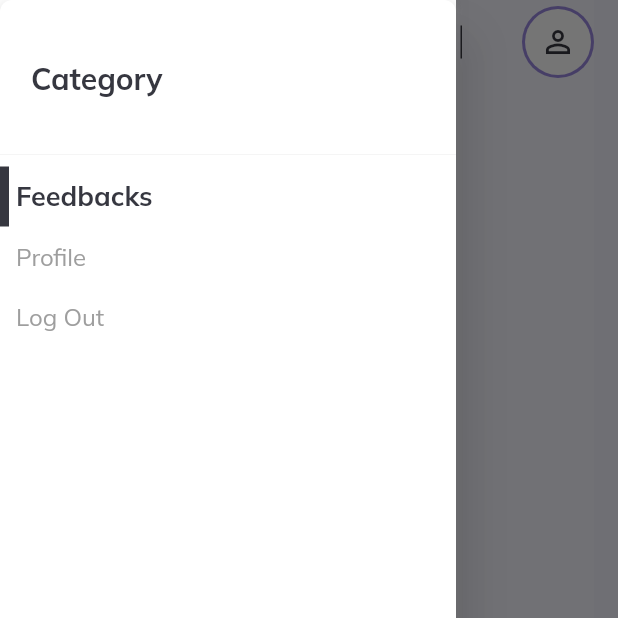
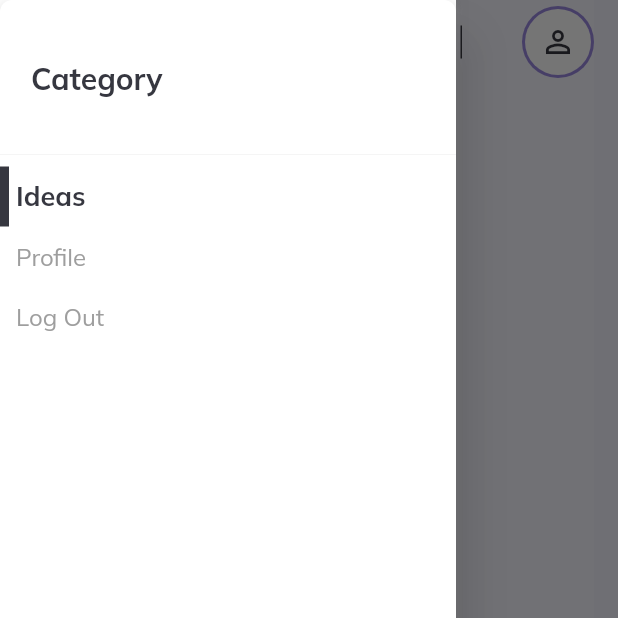
Before and after one commit to chiennv23/comp1640_web, a Flutter app: the SiteLayout screen opened by its route, after a tap on the "menu" icon, on a phone screen of 412 x 824 dp, the top half of it. Run offline on Flutter 3.47's test engine with Material 2 defaults, Android fonts, the phone set to English and light mode, and no system bars; our stand-ins replace charts_flutter, data_table_2, get, google_fonts, shared_preferences, url_strategy; accounts and stored records are empty; network calls fail.

Commit message:
fix timestamp int

```diff
--- a/lib/constant/route/routes.dart
+++ b/lib/constant/route/routes.dart
@@ -10,7 +10,7 @@ const loginPageRoute = '/login';
 const logOutDisplayName = 'Log Out';
 
 // Student
-const homeDisplayName = 'Feedbacks';
+const homeDisplayName = 'Ideas';
 const homePageRoute = '/home';
 
 const profileDisplayName = 'Profile';
--- a/lib/main.dart
+++ b/lib/main.dart
@@ -63,7 +63,7 @@ class _MyAppState extends State<MyApp> {
         GetPage(name: loginPageRoute, page: () => const Login()),
       ],
       debugShowCheckedModeBanner: false,
-      title: 'Feedback System',
+      title: 'Idea System',
       theme: ThemeData(
         scaffoldBackgroundColor: lightColor,
         focusColor: primaryColor2.withOpacity(.4),
--- a/lib/modules/login/controller/login_controller.dart
+++ b/lib/modules/login/controller/login_controller.dart
@@ -50,7 +50,7 @@ class LoginController {
         rootRoute,
       );
       snackBarMessage(
-          title: 'Welcome to Feedback System, $userName',
+          title: 'Welcome to Idea System, $userName',
           backGroundColor: Colors.green);
     } else {
       snackBarMessageError(response.message);
--- a/lib/modules/login/views/login.dart
+++ b/lib/modules/login/views/login.dart
@@ -61,7 +61,7 @@ class _LoginState extends State<Login>
                   mainAxisAlignment: MainAxisAlignment.center,
                   children: [
                     Expanded(
-                      child: Text("Feedback System",
+                      child: Text("Idea System",
                           overflow: TextOverflow.fade,
                           textAlign: TextAlign.center,
                           style: GoogleFonts.roboto(
--- a/lib/modules/posts/controlls/post_controller.dart
+++ b/lib/modules/posts/controlls/post_controller.dart
@@ -21,17 +21,17 @@ class PostController extends GetxController {
   Future callListIntoDA() async {
     try {
       isLoading(true);
-      // var firstSlug =
-      //     SharedPreferencesHelper.instance.getString(key: 'firstSlug');
-      // final data = await PostData.getAllPostByThread(
-      //     threadController.slugSelected.value != ''
-      //         ? threadController.slugSelected.value
-      //         : firstSlug);
-      // if (data.code == 200) {
-      //   _postList.assignAll(data?.data);
-      // } else {
-      //   snackBarMessageError(data.message);
-      // }
+      var firstSlug =
+          SharedPreferencesHelper.instance.getString(key: 'firstSlug');
+      final data = await PostData.getAllPostByThread(
+          threadController.slugSelected.value != ''
+              ? threadController.slugSelected.value
+              : firstSlug);
+      if (data.code == 200) {
+        _postList.assignAll(data?.data);
+      } else {
+        snackBarMessageError(data.message);
+      }
     } finally {
       isLoading(false);
     }
--- a/lib/modules/posts/models/post_item.dart
+++ b/lib/modules/posts/models/post_item.dart
@@ -11,8 +11,8 @@ class PostItem {
   List<String> upvotes;
   List<String> downvotes;
   List<Comment> comments;
-  String createdAt;
-  String updatedAt;
+  int createdAt;
+  int updatedAt;
   bool oneClickAction;
   bool checkComment;
 
--- a/lib/modules/threads/controller/thread_controller.dart
+++ b/lib/modules/threads/controller/thread_controller.dart
@@ -105,7 +105,7 @@ class ThreadController extends GetxController {
         Get.back();
         update();
       } else {
-        snackBarMessageError('');
+        snackBarMessageError(data.message);
       }
     } catch (e) {
       print('create thread error $e');
--- a/lib/modules/threads/model/thread_item.dart
+++ b/lib/modules/threads/model/thread_item.dart
@@ -94,7 +94,7 @@ class Posts {
   String sId;
   String title;
   String content;
-  String author;
+  Creator author;
   String slug;
   List<String> upvotes;
   List<String> downvotes;
@@ -112,7 +112,7 @@ class Posts {
     sId = json['_id'];
     title = json['title'];
     content = json['content'];
-    author = json['author'];
+    author = json['author'] != null ?  Creator.fromJson(json['author']) : null;
     slug = json['slug'];
     upvotes = json['upvotes'].cast<String>();
     downvotes = json['downvotes'].cast<String>();
--- a/lib/modules/threads/view/thread_view.dart
+++ b/lib/modules/threads/view/thread_view.dart
@@ -71,7 +71,7 @@ Widget ThreadView(ThreadItem item) => Container(
               size: 16,
               weight: FontWeight.bold,
             ),
-            trailing: Text(item.createdAt.toString()),
+            trailing: Text(DatetimeConvert.dMy_hm(item.createdAt)),
           ),
           ListTile(
             title: const CustomText(
@@ -80,7 +80,7 @@ Widget ThreadView(ThreadItem item) => Container(
               size: 16,
               weight: FontWeight.bold,
             ),
-            trailing: Text(item.updatedAt.toString()),
+            trailing: Text(DatetimeConvert.dMy_hm(item.updatedAt)),
           ),
           Container(
             padding: const EdgeInsets.symmetric(vertical: 10, horizontal: 10),
--- a/lib/widgets/top_nav.dart
+++ b/lib/widgets/top_nav.dart
@@ -29,7 +29,7 @@ AppBar topNavigationBar(BuildContext context, GlobalKey<ScaffoldState> key) =>
           Visibility(
               visible: !ResponsiveWidget.isSmallScreen(context),
               child: const CustomText(
-                text: "Feedback System",
+                text: "Idea System",
                 color: darkColor,
                 size: 20,
                 weight: FontWeight.bold,
```
Also changed, not shown: lib/helpers/datetime_convert.dart (+24 -6 lines), lib/pages/admin/thread_manage.dart (+6 -4 lines).
